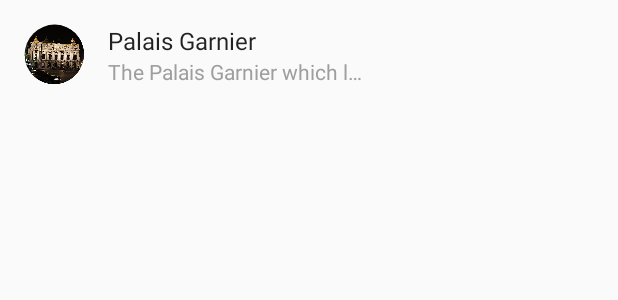
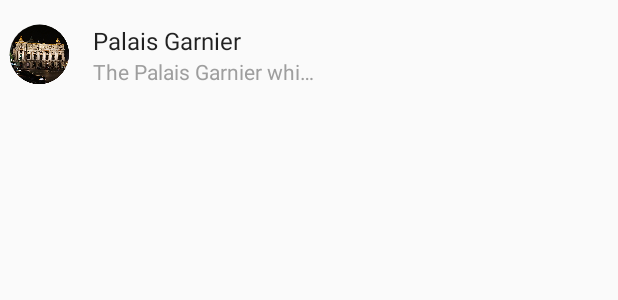
Before and after one commit to copperstick6/HackTX-SAFE, an Android app: the layout item_contact_list.xml on its own in the app's theme, with its tools: preview values and no code run, on a phone screen of 412 x 824 dp. Shown: the top 300 px of the screen. Run offline under Robolectric (Android 15) with nearby library versions, the phone set to English and light mode, and no system bars.

Commit message:
minor ui tweaks

```diff
--- a/AndroidApp/app/src/main/AndroidManifest.xml
+++ b/AndroidApp/app/src/main/AndroidManifest.xml
@@ -17,9 +17,11 @@
           package="com.example.android.hacktxsafe">
 
     <!-- To auto-complete the email text field in the login form with the user's emails -->
-    <uses-permission android:name="android.permission.GET_ACCOUNTS"/>
-    <uses-permission android:name="android.permission.READ_PROFILE"/>
-    <uses-permission android:name="android.permission.READ_CONTACTS"/>
+    <uses-permission android:name="android.permission.GET_ACCOUNTS" />
+    <uses-permission android:name="android.permission.READ_PROFILE" />
+    <uses-permission android:name="android.permission.READ_CONTACTS" />
+    <uses-permission android:name="android.permission.ACCESS_COARSE_LOCATION"/>
+    <uses-permission android:name="android.permission.ACCESS_FINE_LOCATION"/>
 
     <application
         android:allowBackup="true"
@@ -51,8 +53,7 @@
             android:name=".RegisterActivity"
             android:label="@string/title_activity_register"
             android:screenOrientation="portrait"
-            android:parentActivityName=".LoginActivity"
-            android:theme="@style/AppTheme">
+            android:parentActivityName=".LoginActivity">
             <meta-data
                 android:name="android.support.PARENT_ACTIVITY"
                 android:value="com.example.android.hacktxsafe.LoginActivity"/>
--- a/AndroidApp/app/src/main/res/drawable/outline_button_bg.xml
+++ b/AndroidApp/app/src/main/res/drawable/outline_button_bg.xml
@@ -5,5 +5,5 @@
         android:endColor="#FFFFFF"
         android:angle="270" />
     <corners android:radius="6dp" />
-    <stroke android:width="5px" android:color="#455a64" />
+    <stroke android:width="5px" android:color="@color/primary" />
 </shape>
--- a/AndroidApp/app/src/main/res/layout/item_contact_list.xml
+++ b/AndroidApp/app/src/main/res/layout/item_contact_list.xml
@@ -19,7 +19,10 @@
     android:layout_height="wrap_content"
     xmlns:tools="http://schemas.android.com/tools"
     android:background="?android:attr/selectableItemBackground"
-    android:padding="@dimen/md_keylines">
+    android:paddingTop="@dimen/md_keylines"
+    android:paddingRight="6dp"
+    android:paddingLeft="6dp"
+    android:paddingBottom="@dimen/md_keylines">
 
     <com.example.android.hacktxsafe.RoundedImageView
         android:id="@+id/list_avatar"
@@ -30,7 +33,7 @@
 
     <TextView
         android:id="@+id/list_title"
-        android:layout_width="170dp"
+        android:layout_width="150dp"
         android:layout_height="wrap_content"
         android:layout_marginLeft="@dimen/md_keylines"
         android:layout_toRightOf="@+id/list_avatar"
@@ -43,7 +46,7 @@
 
     <TextView
         android:id="@+id/list_desc"
-        android:layout_width="170dp"
+        android:layout_width="150dp"
         android:layout_height="wrap_content"
         android:layout_below="@+id/list_title"
         android:layout_marginLeft="@dimen/md_keylines"
@@ -63,11 +66,12 @@
         android:text="@string/add_contact_label"
         android:drawableLeft="@drawable/ic_add_circle_outline_black_24dp"
         android:layout_alignParentEnd="true"
-        android:textColor="#455a64"
+        android:textColor="@color/primary"
         android:layout_alignParentRight="true"
         android:background="@drawable/outline_button_bg"
         android:paddingLeft="5dp"
-        android:paddingRight="5dp" />
+        android:paddingRight="5dp"
+        android:drawableTint="@color/primary"/>
 
     <Button
         android:id="@+id/invite_contact"
@@ -77,10 +81,11 @@
         android:text="@string/invite_contact_label"
         android:drawableLeft="@drawable/ic_add_circle_outline_black_24dp"
         android:layout_alignParentEnd="true"
-        android:textColor="#455a64"
+        android:textColor="@color/primary"
         android:layout_alignParentRight="true"
         android:background="@drawable/outline_button_bg"
         android:paddingLeft="5dp"
-        android:paddingRight="5dp" />
+        android:paddingRight="5dp"
+        android:drawableTint="@color/primary" />
 
 </RelativeLayout>
```
